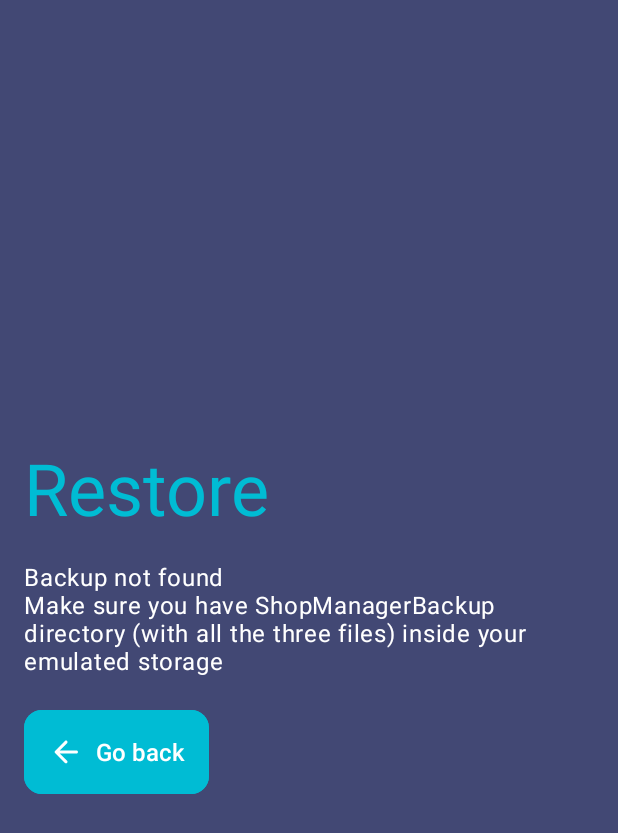
After one commit to aayush-j/shop-manager, an Android app: the RestoreFragment screen opened through its navigation route, on a phone screen of 412 x 824 dp. The commit adds this screen. Shown: the top 833 px of the screen. Run offline under Robolectric (Android 15) with nearby library versions, the phone set to English and light mode, and no system bars.

Commit message:
Final changes

```diff
--- a/app/src/main/java/com/rttc/shopmanager/MainActivity.kt
+++ b/app/src/main/java/com/rttc/shopmanager/MainActivity.kt
@@ -10,7 +10,5 @@
         super.onCreate(savedInstanceState)
         setContentView(R.layout.activity_main)
 
-        //UIHelper.setStatusBarLight(this)
-        DatabaseHelper.verifyStoragePermissions(this)
     }
 }
--- a/app/src/main/java/com/rttc/shopmanager/OnBoardingActivity.kt
+++ b/app/src/main/java/com/rttc/shopmanager/OnBoardingActivity.kt
@@ -8,11 +8,6 @@
     override fun onCreate(savedInstanceState: Bundle?) {
         super.onCreate(savedInstanceState)
         setContentView(R.layout.activity_on_boarding)
-
-        //UIHelper.setStatusBarLight(this)
-        DatabaseHelper.verifyStoragePermissions(this)
-        DatabaseHelper.createBackupDirectory(this)
+        DatabaseHelper.createBackupDirectory()
     }
-
-
 }
--- a/app/src/main/java/com/rttc/shopmanager/onboarding/CategoryFragment.kt
+++ b/app/src/main/java/com/rttc/shopmanager/onboarding/CategoryFragment.kt
@@ -49,7 +49,7 @@
         }
 
         categoryViewModel.categories.observe(viewLifecycleOwner, Observer { list ->
-            categoryListAdapter.setItems(list)
+            categoryListAdapter.submitList(list)
         })
 
         btnAddCategory?.setOnClickListener {
--- /dev/null
+++ b/app/src/main/java/com/rttc/shopmanager/onboarding/RestoreFragment.kt
@@ -0,0 +1,76 @@
+package com.rttc.shopmanager.onboarding
+
+import android.content.Context
+import android.content.Intent
+import android.os.Bundle
+import android.view.LayoutInflater
+import android.view.View
+import android.view.ViewGroup
+import android.widget.Toast
+import androidx.fragment.app.Fragment
+import androidx.navigation.findNavController
+import androidx.preference.PreferenceManager
+import com.rttc.shopmanager.MainActivity
+import com.rttc.shopmanager.R
+import com.rttc.shopmanager.utilities.DatabaseHelper
+import com.rttc.shopmanager.utilities.ENTRY_DATE_FORMAT
+import com.rttc.shopmanager.utilities.PREFS_NAME
+import com.rttc.shopmanager.utilities.PREF_ONBOARDING
+import kotlinx.android.synthetic.main.fragment_restore.*
+import java.text.SimpleDateFormat
+import java.util.*
+
+class RestoreFragment : Fragment() {
+
+    override fun onCreateView(
+        inflater: LayoutInflater, container: ViewGroup?,
+        savedInstanceState: Bundle?
+    ): View? {
+        return inflater.inflate(R.layout.fragment_restore, container, false)
+    }
+
+    override fun onViewCreated(view: View, savedInstanceState: Bundle?) {
+        super.onViewCreated(view, savedInstanceState)
+
+        val backupFile = DatabaseHelper.getBackupFile()
+        if (backupFile != null) {
+            val sdf = SimpleDateFormat(ENTRY_DATE_FORMAT, Locale.US)
+            val msg = "Backup found\nCreated: ${sdf.format(backupFile.lastModified())}"
+            tvRestoreFiles.text = msg
+        }
+        else {
+            tvRestoreFiles.text = "Backup not found\nMake sure you have ShopManagerBackup directory (with all the three files) inside your emulated storage"
+            btnStartRestore.text = "Go back"
+            btnStartRestore.icon = requireContext().getDrawable(R.drawable.ic_back)
+        }
+
+        btnStartRestore?.setOnClickListener {
+            if (backupFile == null)
+                it.findNavController().popBackStack()
+            else {
+                if (DatabaseHelper.isStoragePermissionsGranted(requireContext())) {
+                    when (DatabaseHelper.restoreLocalBackup(requireContext())) {
+                        DatabaseHelper.SUCCESS -> {
+                            showToast("Successfully restored")
+                            requireActivity()
+                                .getSharedPreferences(PREFS_NAME, Context.MODE_PRIVATE)
+                                .edit()
+                                .putBoolean(PREF_ONBOARDING, true)
+                                .apply()
+                            startActivity(Intent(requireContext(), MainActivity::class.java))
+                            requireActivity().finish()
+                        }
+
+                        else -> {
+                            showToast("Failed to restore data. Try again by going to Settings.")
+                            it.findNavController().popBackStack()
+                        }
+                    }
+                }
+            }
+        }
+    }
+
+    private fun showToast(msg: String) = Toast.makeText(requireContext(), msg, Toast.LENGTH_SHORT).show()
+
+}
--- /dev/null
+++ b/app/src/main/res/layout/fragment_restore.xml
@@ -0,0 +1,43 @@
+<?xml version="1.0" encoding="utf-8"?>
+<androidx.constraintlayout.widget.ConstraintLayout xmlns:android="http://schemas.android.com/apk/res/android"
+    xmlns:app="http://schemas.android.com/apk/res-auto"
+    xmlns:tools="http://schemas.android.com/tools"
+    android:layout_width="match_parent"
+    android:layout_height="match_parent"
+    android:background="?attr/colorPrimary"
+    tools:context=".onboarding.RestoreFragment">
+
+    <com.google.android.material.textview.MaterialTextView
+        style="?attr/textAppearanceHeadline3"
+        android:layout_width="wrap_content"
+        android:layout_height="wrap_content"
+        android:layout_marginBottom="@dimen/spacing_m"
+        android:text="Restore"
+        android:textColor="?attr/colorAccent"
+        app:layout_constraintBottom_toTopOf="@+id/tvRestoreFiles"
+        app:layout_constraintStart_toStartOf="@+id/tvRestoreFiles" />
+
+    <androidx.appcompat.widget.AppCompatTextView
+        android:id="@+id/tvRestoreFiles"
+        style="?attr/textAppearanceBody1"
+        android:layout_width="0dp"
+        android:layout_height="wrap_content"
+        android:layout_margin="@dimen/spacing_m"
+        android:textColor="?attr/colorOnPrimary"
+        app:layout_constraintBottom_toBottomOf="parent"
+        app:layout_constraintEnd_toEndOf="parent"
+        app:layout_constraintStart_toStartOf="parent"
+        app:layout_constraintTop_toTopOf="parent"
+        tools:text="Backup files found\nCreated on 15 Jun 2020" />
+
+    <com.google.android.material.button.MaterialButton
+        android:id="@+id/btnStartRestore"
+        style="@style/DefaultButton"
+        android:layout_width="wrap_content"
+        android:layout_height="wrap_content"
+        android:layout_marginTop="@dimen/spacing_m"
+        android:backgroundTint="?attr/colorAccent"
+        android:text="Restore data"
+        app:layout_constraintStart_toStartOf="@+id/tvRestoreFiles"
+        app:layout_constraintTop_toBottomOf="@+id/tvRestoreFiles" />
+</androidx.constraintlayout.widget.ConstraintLayout>
--- a/app/src/main/res/navigation/onboarding_nav_graph.xml
+++ b/app/src/main/res/navigation/onboarding_nav_graph.xml
@@ -12,10 +12,18 @@
         <action
             android:id="@+id/action_welcomeFragment_to_categoryFragmentWelcome"
             app:destination="@id/categoryFragmentWelcome" />
+        <action
+            android:id="@+id/action_welcomeFragment_to_restoreFragment"
+            app:destination="@id/restoreFragment" />
     </fragment>
     <fragment
         android:id="@+id/categoryFragmentWelcome"
         android:name="com.rttc.shopmanager.onboarding.CategoryFragment"
         android:label="fragment_category"
         tools:layout="@layout/fragment_category" />
+    <fragment
+        android:id="@+id/restoreFragment"
+        android:name="com.rttc.shopmanager.onboarding.RestoreFragment"
+        android:label="fragment_data_manager"
+        tools:layout="@layout/fragment_restore" />
 </navigation>
--- a/app/src/main/res/values/strings.xml
+++ b/app/src/main/res/values/strings.xml
@@ -8,5 +8,4 @@
     <string name="pref_report_bug">key_report_bug</string>
     <string name="pref_app_version">key_app_version</string>
     <string name="pref_testing_enabled">key_testing_enabled</string>
-
 </resources>
```
Also changed, not shown: app/src/main/java/com/rttc/shopmanager/adapter/CategoryListAdapter.kt (+15 -13 lines), app/src/main/java/com/rttc/shopmanager/onboarding/AppPreferences.kt (+3 -5 lines), app/src/main/java/com/rttc/shopmanager/onboarding/DataManagerFragment.kt (deleted, +0 -61 lines), app/src/main/java/com/rttc/shopmanager/onboarding/OptionsFragment.kt (deleted, +0 -23 lines), app/src/main/java/com/rttc/shopmanager/onboarding/WelcomeFragment.kt (+27 -23 lines), app/src/main/java/com/rttc/shopmanager/ui/EntryFragment.kt (+5 -6 lines), app/src/main/java/com/rttc/shopmanager/utilities/DatabaseHelper.kt (+21 -107 lines), app/src/main/res/layout/fragment_data_manager.xml (deleted, +0 -31 lines), app/src/main/res/layout/fragment_entry.xml (+3 -5 lines).
